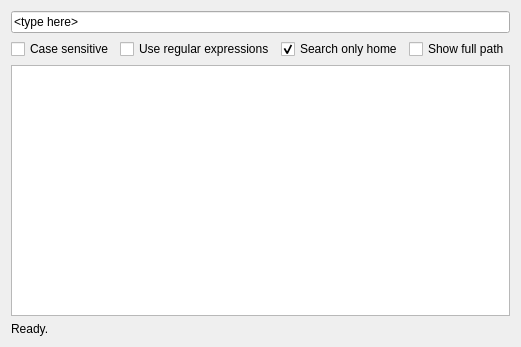
This is dialog.ui in SammyEnigma/qlocate as Qt 5 draws it before an edit. The edited form follows.
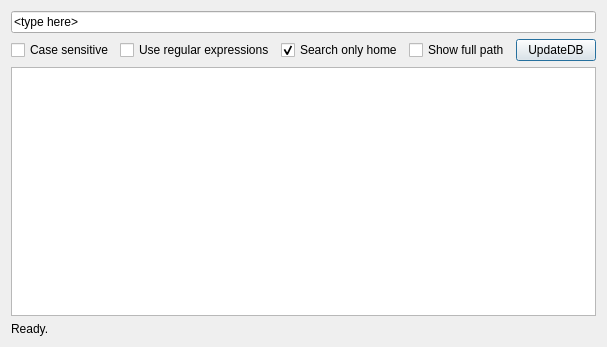
This is the edited form.

```diff
--- a/dialog.ui
+++ b/dialog.ui
@@ -6,7 +6,7 @@
    <rect>
     <x>0</x>
     <y>0</y>
-    <width>493</width>
+    <width>594</width>
     <height>347</height>
    </rect>
   </property>
@@ -58,6 +58,13 @@
        </property>
       </widget>
      </item>
+     <item>
+      <widget class="QPushButton" name="pushButton">
+       <property name="text">
+        <string>UpdateDB</string>
+       </property>
+      </widget>
+     </item>
      <item>
       <spacer name="horizontalSpacer">
        <property name="orientation">
```
